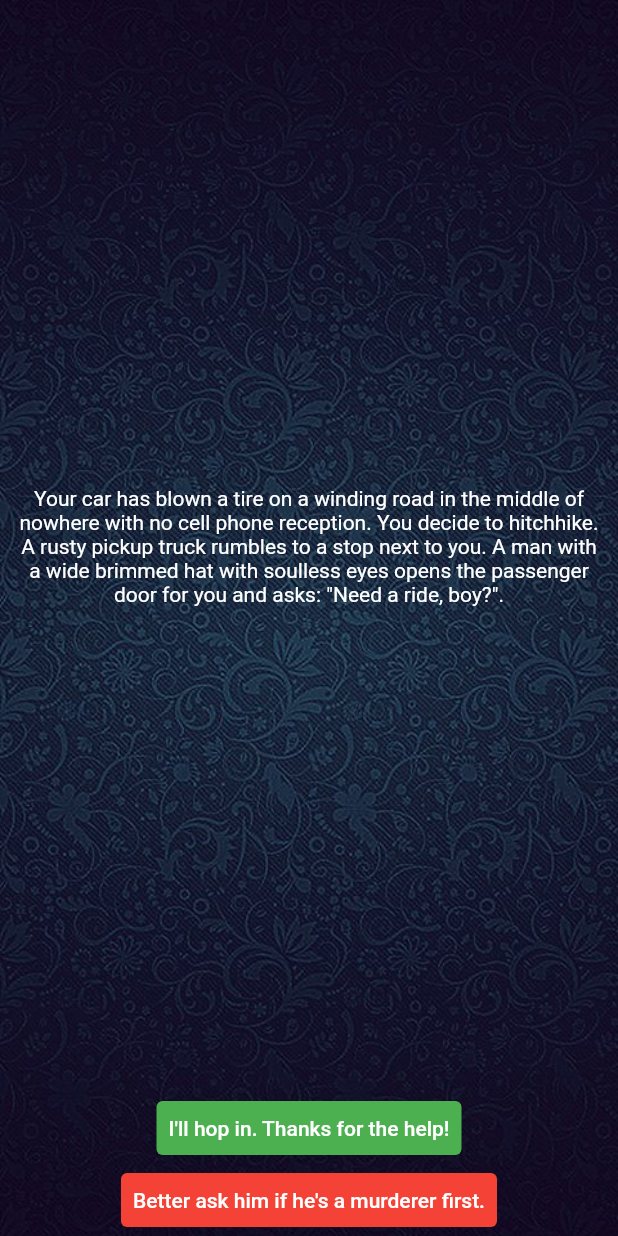
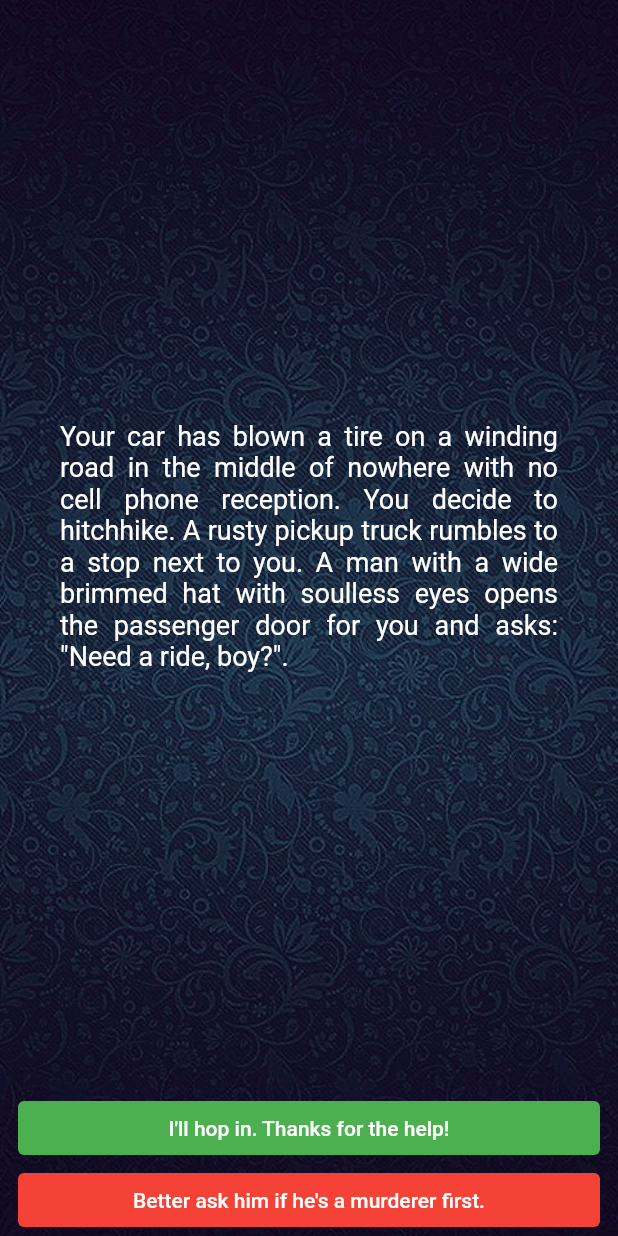
Before and after one commit to ChaitanyaYeole/My-choices-game-app, a Flutter app: the screen it shows after launch, on a phone screen of 412 x 824 dp. Run offline on Flutter 3.47's test engine with Material 2 defaults, Android fonts, the phone set to English and light mode, and no system bars.

Commit message:
- font size changed. - button width changed using sizedBox.

```diff
--- a/lib/main.dart
+++ b/lib/main.dart
@@ -52,20 +52,23 @@ class _MakeChoicesState extends State<MakeChoices> {
       children: [
         Expanded(
           child: Padding(
-            padding: const EdgeInsets.all(9.0),
+            padding: const EdgeInsets.all(40.0),
             child: Center(
               child: Text(
                 storyBrain.getStoryText(),
                 style: const TextStyle(
                   color: Colors.white,
+                  fontSize: 18,
                 ),
-                textAlign: TextAlign.center,
+                textAlign: TextAlign.justify,
               ),
             ),
           ),
         ),
         Padding(
-          padding: const EdgeInsets.symmetric(horizontal: 0.9),
+          padding: const EdgeInsets.symmetric(horizontal: 12.0),
+          child: SizedBox(
+            width: double.infinity,
             child: TextButton(
               onPressed: () => nextStory(true),
               style: const ButtonStyle(
@@ -79,10 +82,13 @@ class _MakeChoicesState extends State<MakeChoices> {
               ),
             ),
           ),
+        ),
         Padding(
-          padding: const EdgeInsets.symmetric(horizontal: 9.0),
+          padding: const EdgeInsets.symmetric(horizontal: 12.0),
           child: Visibility(
             visible: storyBrain.getVisibilty(),
+            child: SizedBox(
+              width: double.infinity,
               child: TextButton(
                 onPressed: () => nextStory(false),
                 style: const ButtonStyle(
@@ -94,6 +100,7 @@ class _MakeChoicesState extends State<MakeChoices> {
                 ),
               ),
             ),
+          ),
         )
       ],
     );
```
Lines whose indentation alone changed are shown as unchanged.
